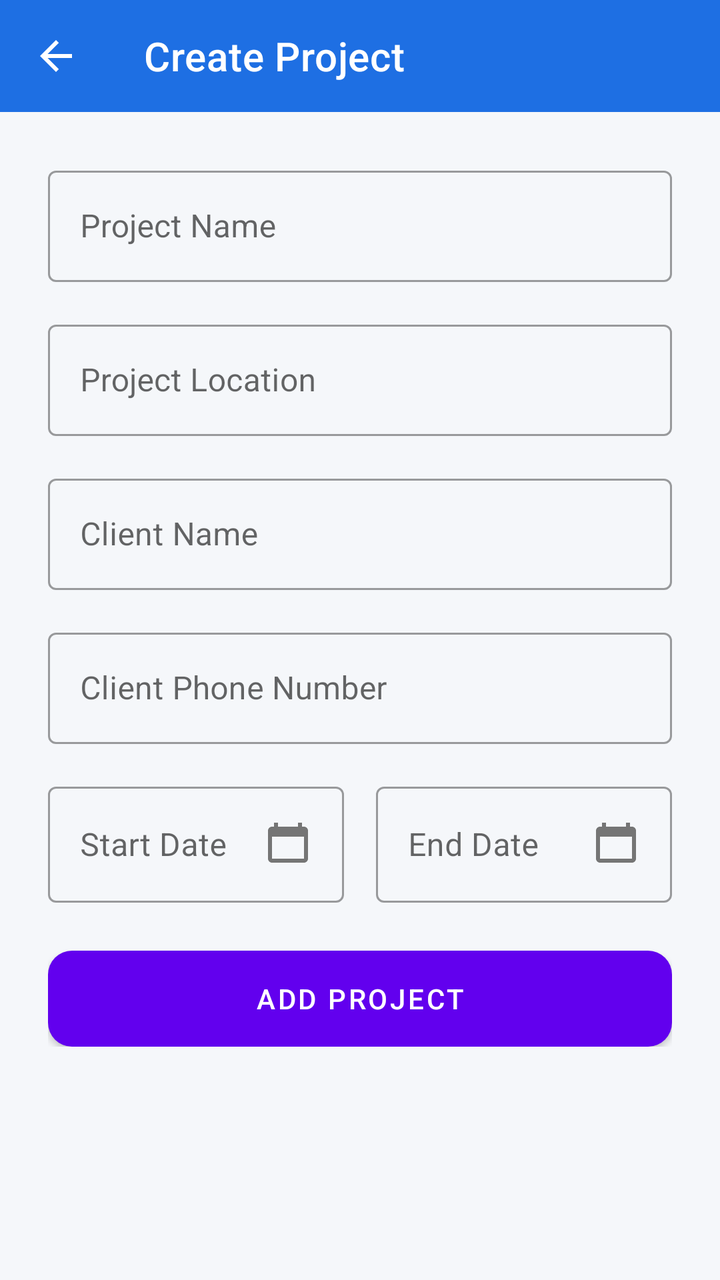
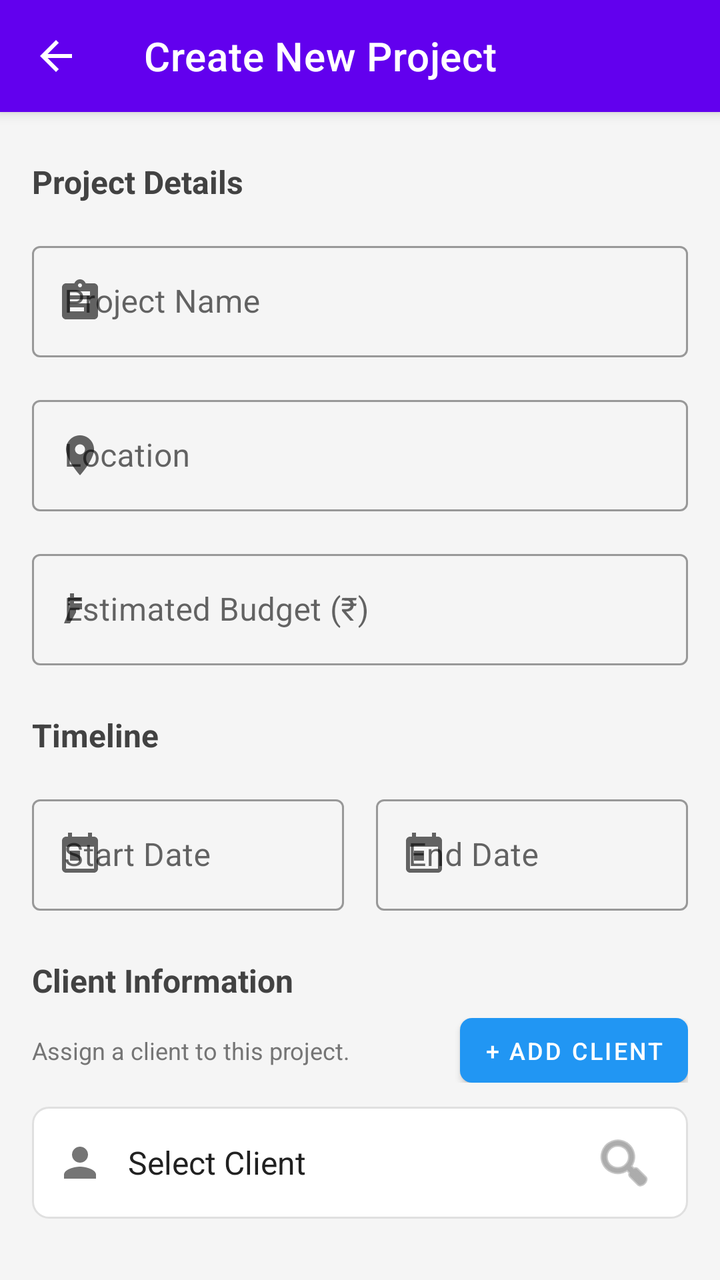

Before-and-after screenshots of an Android layout around one commit, followed by the original layout XML and the change that was made.
<!-- AndroidManifest.xml: application theme Theme.ProBuilder -->
<!-- res/layout/activity_create_project.xml -->
<?xml version="1.0" encoding="utf-8"?>
<RelativeLayout xmlns:android="http://schemas.android.com/apk/res/android"
    xmlns:app="http://schemas.android.com/apk/res-auto"
    android:layout_width="match_parent"
    android:layout_height="match_parent"
    android:background="#F5F7FA">

    <com.google.android.material.appbar.AppBarLayout
        android:id="@+id/appBarLayout"
        android:layout_width="match_parent"
        android:layout_height="wrap_content">

        <androidx.appcompat.widget.Toolbar
            android:id="@+id/toolbar"
            android:layout_width="match_parent"
            android:layout_height="?attr/actionBarSize"
            android:background="#1E6FE3"
            app:navigationIcon="@drawable/ic_arrow_back"
            app:title="Create Project"
            app:titleTextColor="@android:color/white" />

    </com.google.android.material.appbar.AppBarLayout>

    <ScrollView
        android:layout_width="match_parent"
        android:layout_height="wrap_content"
        android:layout_below="@id/appBarLayout">

        <LinearLayout
            android:layout_width="match_parent"
            android:layout_height="wrap_content"
            android:orientation="vertical"
            android:padding="24dp">

            <com.google.android.material.textfield.TextInputLayout
                style="@style/Widget.MaterialComponents.TextInputLayout.OutlinedBox"
                android:layout_width="match_parent"
                android:layout_height="wrap_content"
                android:layout_marginBottom="16dp"
                android:hint="Project Name">

                <com.google.android.material.textfield.TextInputEditText
                    android:id="@+id/etProjectName"
                    android:layout_width="match_parent"
                    android:layout_height="wrap_content" />

            </com.google.android.material.textfield.TextInputLayout>

            <com.google.android.material.textfield.TextInputLayout
                style="@style/Widget.MaterialComponents.TextInputLayout.OutlinedBox"
                android:layout_width="match_parent"
                android:layout_height="wrap_content"
                android:layout_marginBottom="16dp"
                android:hint="Project Location">

                <com.google.android.material.textfield.TextInputEditText
                    android:id="@+id/etProjectLocation"
                    android:layout_width="match_parent"
                    android:layout_height="wrap_content" />

            </com.google.android.material.textfield.TextInputLayout>

            <com.google.android.material.textfield.TextInputLayout
                style="@style/Widget.MaterialComponents.TextInputLayout.OutlinedBox"
                android:layout_width="match_parent"
                android:layout_height="wrap_content"
                android:layout_marginBottom="16dp"
                android:hint="Client Name">

                <com.google.android.material.textfield.TextInputEditText
                    android:id="@+id/etClientName"
                    android:layout_width="match_parent"
                    android:layout_height="wrap_content" />

            </com.google.android.material.textfield.TextInputLayout>

            <com.google.android.material.textfield.TextInputLayout
                style="@style/Widget.MaterialComponents.TextInputLayout.OutlinedBox"
                android:layout_width="match_parent"
                android:layout_height="wrap_content"
                android:layout_marginBottom="16dp"
                android:hint="Client Phone Number">

                <com.google.android.material.textfield.TextInputEditText
                    android:id="@+id/etClientPhone"
                    android:layout_width="match_parent"
                    android:layout_height="wrap_content" 
                    android:inputType="phone" />

            </com.google.android.material.textfield.TextInputLayout>

            <LinearLayout
                android:layout_width="match_parent"
                android:layout_height="wrap_content"
                android:orientation="horizontal">

                <com.google.android.material.textfield.TextInputLayout
                    style="@style/Widget.MaterialComponents.TextInputLayout.OutlinedBox"
                    android:layout_width="0dp"
                    android:layout_height="wrap_content"
                    android:layout_weight="1"
                    android:layout_marginEnd="8dp"
                    android:hint="Start Date">

                    <com.google.android.material.textfield.TextInputEditText
                        android:id="@+id/etStartDate"
                        android:layout_width="match_parent"
                        android:layout_height="wrap_content"
                        android:focusable="false"
                        android:drawableEnd="@drawable/ic_calendar" />

                </com.google.android.material.textfield.TextInputLayout>

                <com.google.android.material.textfield.TextInputLayout
                    style="@style/Widget.MaterialComponents.TextInputLayout.OutlinedBox"
                    android:layout_width="0dp"
                    android:layout_height="wrap_content"
                    android:layout_weight="1"
                    android:layout_marginStart="8dp"
                    android:hint="End Date">

                    <com.google.android.material.textfield.TextInputEditText
                        android:id="@+id/etEndDate"
                        android:layout_width="match_parent"
                        android:layout_height="wrap_content"
                        android:focusable="false"
                        android:drawableEnd="@drawable/ic_calendar" />

                </com.google.android.material.textfield.TextInputLayout>

            </LinearLayout>

            <Button
                android:id="@+id/btnAddProject"
                android:layout_width="match_parent"
                android:layout_height="wrap_content"
                android:layout_marginTop="24dp"
                android:background="@drawable/gradient_button_background"
                android:text="Add Project"
                android:textColor="@android:color/white" />

        </LinearLayout>
    </ScrollView>

</RelativeLayout>
<!-- resources referenced by this layout -->
<resources>
  <!-- drawable gradient_button_background (drawable) -->
  <?xml version="1.0" encoding="utf-8"?>
  <shape xmlns:android="http://schemas.android.com/apk/res/android"
      android:shape="rectangle">
      <gradient
          android:angle="0"
          android:startColor="#3A7BD5"
          android:endColor="#00D2FF"
          android:type="linear" />
      <corners android:radius="12dp" />
  </shape>
  <!-- drawable ic_arrow_back (drawable) -->
  <?xml version="1.0" encoding="utf-8"?>
  <vector xmlns:android="http://schemas.android.com/apk/res/android"
      android:width="24dp"
      android:height="24dp"
      android:viewportWidth="24"
      android:viewportHeight="24">
      <path
          android:fillColor="#FFFFFF"
          android:pathData="M20,11H7.83l5.59,-5.59L12,4l-8,8l8,8l1.41,-1.41L7.83,13H20v-2z" />
  </vector>
  <!-- drawable ic_calendar (drawable) -->
  <vector xmlns:android="http://schemas.android.com/apk/res/android" android:height="24dp" android:tint="#757575" android:viewportHeight="24" android:viewportWidth="24" android:width="24dp">
      <path android:fillColor="@android:color/white" android:pathData="M20,3h-1V1h-2v2H7V1H5v2H4C2.9,3 2,3.9 2,5v14c0,1.1 0.9,2 2,2h16c1.1,0 2,-0.9 2,-2V5C22,3.9 21.1,3 20,3zM20,19H4V8h16V19z"/>
  </vector>
  <style name="Theme.ProBuilder" parent="Theme.MaterialComponents.Light.NoActionBar">
          
          <item name="colorPrimary">@color/colorPrimary</item>
          <item name="colorPrimaryVariant">@color/colorPrimaryDark</item>
          <item name="colorOnPrimary">@color/white</item>
          
          <item name="colorSecondary">@color/colorAccent</item>
          <item name="colorSecondaryVariant">@color/colorAccent</item>
          <item name="colorOnSecondary">@color/white</item>
          
          <item name="android:statusBarColor">?attr/colorPrimaryVariant</item>
      </style>
  <!-- unchanged entries left out for length: 4 -->
</resources>

<!-- the commit's change to res/layout/activity_create_project.xml (unified diff, before → after) -->
@@ -1,49 +1,63 @@
 <?xml version="1.0" encoding="utf-8"?>
-<RelativeLayout xmlns:android="http://schemas.android.com/apk/res/android"
+<androidx.coordinatorlayout.widget.CoordinatorLayout xmlns:android="http://schemas.android.com/apk/res/android"
     xmlns:app="http://schemas.android.com/apk/res-auto"
+    xmlns:tools="http://schemas.android.com/tools"
     android:layout_width="match_parent"
     android:layout_height="match_parent"
-    android:background="#F5F7FA">
+    android:background="#F5F5F5"
+    tools:context=".CreateProjectActivity">
 
     <com.google.android.material.appbar.AppBarLayout
-        android:id="@+id/appBarLayout"
         android:layout_width="match_parent"
-        android:layout_height="wrap_content">
+        android:layout_height="wrap_content"
+        android:background="?attr/colorPrimary">
 
         <androidx.appcompat.widget.Toolbar
             android:id="@+id/toolbar"
             android:layout_width="match_parent"
             android:layout_height="?attr/actionBarSize"
-            android:background="#1E6FE3"
             app:navigationIcon="@drawable/ic_arrow_back"
-            app:title="Create Project"
-            app:titleTextColor="@android:color/white" />
-
+            app:title="Create New Project"
+            app:titleTextColor="@android:color/white"
+            android:theme="@style/ThemeOverlay.AppCompat.Dark.ActionBar"
+            app:popupTheme="@style/ThemeOverlay.AppCompat.Light"/>
     </com.google.android.material.appbar.AppBarLayout>
 
-    <ScrollView
+    <androidx.core.widget.NestedScrollView
         android:layout_width="match_parent"
-        android:layout_height="wrap_content"
-        android:layout_below="@id/appBarLayout">
+        android:layout_height="match_parent"
+        app:layout_behavior="@string/appbar_scrolling_view_behavior">
 
         <LinearLayout
             android:layout_width="match_parent"
             android:layout_height="wrap_content"
             android:orientation="vertical"
-            android:padding="24dp">
+            android:padding="16dp">
+
+            
+            <TextView
+                android:layout_width="wrap_content"
+                android:layout_height="wrap_content"
+                android:text="Project Details"
+                android:textSize="16sp"
+                android:textStyle="bold"
+                android:textColor="#424242"
+                android:layout_marginBottom="16dp"
+                android:layout_marginTop="8dp"/>
 
             <com.google.android.material.textfield.TextInputLayout
                 style="@style/Widget.MaterialComponents.TextInputLayout.OutlinedBox"
                 android:layout_width="match_parent"
                 android:layout_height="wrap_content"
                 android:layout_marginBottom="16dp"
-                android:hint="Project Name">
+                android:hint="Project Name"
+                app:startIconDrawable="@drawable/ic_assignment">
 
                 <com.google.android.material.textfield.TextInputEditText
                     android:id="@+id/etProjectName"
                     android:layout_width="match_parent"
-                    android:layout_height="wrap_content" />
-
+                    android:layout_height="wrap_content"
+                    android:inputType="textCapWords" />
             </com.google.android.material.textfield.TextInputLayout>
 
             <com.google.android.material.textfield.TextInputLayout
@@ -51,48 +65,47 @@
                 android:layout_width="match_parent"
                 android:layout_height="wrap_content"
                 android:layout_marginBottom="16dp"
-                android:hint="Project Location">
+                android:hint="Location"
+                app:startIconDrawable="@drawable/ic_location">
 
                 <com.google.android.material.textfield.TextInputEditText
                     android:id="@+id/etProjectLocation"
                     android:layout_width="match_parent"
-                    android:layout_height="wrap_content" />
-
+                    android:layout_height="wrap_content"
+                    android:inputType="textPostalAddress" />
             </com.google.android.material.textfield.TextInputLayout>
 
-            <com.google.android.material.textfield.TextInputLayout
+             <com.google.android.material.textfield.TextInputLayout
                 style="@style/Widget.MaterialComponents.TextInputLayout.OutlinedBox"
                 android:layout_width="match_parent"
                 android:layout_height="wrap_content"
-                android:layout_marginBottom="16dp"
-                android:hint="Client Name">
+                android:layout_marginBottom="24dp"
+                android:hint="Estimated Budget (₹)"
+                app:startIconDrawable="@drawable/ic_rupee">
 
                 <com.google.android.material.textfield.TextInputEditText
-                    android:id="@+id/etClientName"
-                    android:layout_width="match_parent"
-                    android:layout_height="wrap_content" />
-
+                    android:id="@+id/etBudget"
+                    android:layout_width="match_parent"
+                    android:layout_height="wrap_content"
+                    android:inputType="numberDecimal" />
             </com.google.android.material.textfield.TextInputLayout>
 
-            <com.google.android.material.textfield.TextInputLayout
-                style="@style/Widget.MaterialComponents.TextInputLayout.OutlinedBox"
-                android:layout_width="match_parent"
-                android:layout_height="wrap_content"
-                android:layout_marginBottom="16dp"
-                android:hint="Client Phone Number">
-
-                <com.google.android.material.textfield.TextInputEditText
-                    android:id="@+id/etClientPhone"
-                    android:layout_width="match_parent"
-                    android:layout_height="wrap_content" 
-                    android:inputType="phone" />
-
-            </com.google.android.material.textfield.TextInputLayout>
+            
+            <TextView
+                android:layout_width="wrap_content"
+                android:layout_height="wrap_content"
+                android:text="Timeline"
+                android:textSize="16sp"
+                android:textStyle="bold"
+                android:textColor="#424242"
+                android:layout_marginBottom="16dp"/>
 
             <LinearLayout
                 android:layout_width="match_parent"
                 android:layout_height="wrap_content"
-                android:orientation="horizontal">
+                android:orientation="horizontal"
+                android:baselineAligned="false"
+                android:layout_marginBottom="24dp">
 
                 <com.google.android.material.textfield.TextInputLayout
                     style="@style/Widget.MaterialComponents.TextInputLayout.OutlinedBox"
@@ -100,15 +113,15 @@
                     android:layout_height="wrap_content"
                     android:layout_weight="1"
                     android:layout_marginEnd="8dp"
-                    android:hint="Start Date">
+                    android:hint="Start Date"
+                    app:startIconDrawable="@drawable/ic_calendar">
 
                     <com.google.android.material.textfield.TextInputEditText
                         android:id="@+id/etStartDate"
                         android:layout_width="match_parent"
                         android:layout_height="wrap_content"
                         android:focusable="false"
-                        android:drawableEnd="@drawable/ic_calendar" />
-
+                        android:inputType="none" />
                 </com.google.android.material.textfield.TextInputLayout>
 
                 <com.google.android.material.textfield.TextInputLayout
@@ -117,29 +130,124 @@
                     android:layout_height="wrap_content"
                     android:layout_weight="1"
                     android:layout_marginStart="8dp"
-                    android:hint="End Date">
+                    android:hint="End Date"
+                    app:startIconDrawable="@drawable/ic_calendar">
 
                     <com.google.android.material.textfield.TextInputEditText
                         android:id="@+id/etEndDate"
                         android:layout_width="match_parent"
                         android:layout_height="wrap_content"
                         android:focusable="false"
-                        android:drawableEnd="@drawable/ic_calendar" />
-
+                        android:inputType="none" />
                 </com.google.android.material.textfield.TextInputLayout>
-
             </LinearLayout>
 
-            <Button
-                android:id="@+id/btnAddProject"
-                android:layout_width="match_parent"
-                android:layout_height="wrap_content"
-                android:layout_marginTop="24dp"
-                android:background="@drawable/gradient_button_background"
-                android:text="Add Project"
-                android:textColor="@android:color/white" />
+            
+            <TextView
+                android:layout_width="wrap_content"
+                android:layout_height="wrap_content"
+                android:text="Client Information"
+                android:textSize="16sp"
+                android:textStyle="bold"
+                android:textColor="#424242"
+                android:layout_marginBottom="8dp"/>
+
+            <LinearLayout
+                android:layout_width="match_parent"
+                android:layout_height="wrap_content"
+                android:orientation="horizontal"
+                android:gravity="center_vertical"
+                android:layout_marginBottom="12dp">
+
+                <TextView
+                    android:layout_width="0dp"
+                    android:layout_height="wrap_content"
+                    android:layout_weight="1"
+                    android:text="Assign a client to this project."
+                    android:textSize="12sp"
+                    android:textColor="#757575" />
+
+                <com.google.android.material.button.MaterialButton
+                    android:id="@+id/btnAddNewClient"
+                    android:layout_width="wrap_content"
+                    android:layout_height="wrap_content"
+                    android:insetTop="0dp"
+                    android:insetBottom="0dp"
+                    android:paddingTop="8dp"
+                    android:paddingBottom="8dp"
+                    android:paddingStart="12dp"
+                    android:paddingEnd="12dp"
+                    android:minHeight="0dp"
+                    android:text="+ Add Client"
+                    android:textSize="12sp"
+                    app:cornerRadius="6dp"
+                    app:backgroundTint="#2196F3"
+                    android:textColor="@android:color/white"
+                    style="@style/Widget.MaterialComponents.Button"/>
+            </LinearLayout>
+
+            <FrameLayout
+                android:id="@+id/flClientSelector"
+                android:layout_width="match_parent"
+                android:layout_height="56dp"
+                android:background="@drawable/edit_text_background"
+                android:layout_marginBottom="32dp"
+                android:clickable="true"
+                android:focusable="true">
+
+                 <ImageView
+                    android:layout_width="24dp"
+                    android:layout_height="24dp"
+                    android:src="@drawable/ic_person"
+                    android:layout_gravity="center_vertical|start"
+                    android:layout_marginStart="12dp"
+                    app:tint="#757575"/>
+
+                <TextView
+                    android:id="@+id/tvSelectedClient"
+                    android:layout_width="match_parent"
+                    android:layout_height="match_parent"
+                    android:background="@null"
+                    android:gravity="center_vertical"
+                    android:text="Select Client"
+                    android:textSize="16sp"
+                    android:textColor="#212121"
+                    android:paddingStart="48dp"    
+                    android:paddingEnd="12dp"/>
+                    
+                <ImageView
+                    android:layout_width="wrap_content"
+                    android:layout_height="wrap_content"
+                    android:src="@android:drawable/ic_menu_search"
+                    android:layout_gravity="end|center_vertical"
+                    android:layout_marginEnd="16dp"
+                    app:tint="#757575" />
+            </FrameLayout>
+
+            <LinearLayout
+                android:layout_width="match_parent"
+                android:layout_height="wrap_content"
+                android:orientation="horizontal"
+                android:layout_marginTop="8dp">
+
+                <com.google.android.material.button.MaterialButton
+                    android:id="@+id/btnCancel"
+                    android:layout_width="0dp"
+                    android:layout_height="60dp"
+                    android:layout_weight="1"
+                    android:text="CANCEL"
+                    style="@style/Widget.MaterialComponents.Button.OutlinedButton"
+                    android:layout_marginEnd="8dp"/>
+
+                <com.google.android.material.button.MaterialButton
+                    android:id="@+id/btnAddProject"
+                    android:layout_width="0dp"
+                    android:layout_height="60dp"
+                    android:layout_weight="1"
+                    android:text="CREATE"
+                    android:layout_marginStart="8dp"/>
+            </LinearLayout>
 
         </LinearLayout>
-    </ScrollView>
-
-</RelativeLayout>
+    </androidx.core.widget.NestedScrollView>
+</androidx.coordinatorlayout.widget.CoordinatorLayout>
<!-- resource entries referenced after the edit -->
@@ -1,30 +1,76 @@
 <!-- resources referenced by this layout -->
 <resources>
-  <!-- drawable gradient_button_background (drawable) -->
+  <!-- drawable edit_text_background (drawable) -->
   <?xml version="1.0" encoding="utf-8"?>
   <shape xmlns:android="http://schemas.android.com/apk/res/android"
       android:shape="rectangle">
-      <gradient
-          android:angle="0"
-          android:startColor="#3A7BD5"
-          android:endColor="#00D2FF"
-          android:type="linear" />
-      <corners android:radius="12dp" />
+      <solid android:color="#FFFFFF" />
+      <corners android:radius="8dp" />
+      <stroke
+          android:width="1dp"
+          android:color="#E0E0E0" />
   </shape>
   <!-- drawable ic_arrow_back (drawable) -->
-  <?xml version="1.0" encoding="utf-8"?>
+  <vector xmlns:android="http://schemas.android.com/apk/res/android"
+      android:width="24dp"
+      android:height="24dp"
+      android:viewportWidth="24"
+      android:viewportHeight="24"
+      android:autoMirrored="true">
+      <path
+          android:fillColor="#FFFFFFFF"
+          android:pathData="M20,11H7.83l5.59,-5.59L12,4l-8,8 8,8 1.41,-1.41L7.83,13H20v-2z"/>
+  </vector>
+  <!-- drawable ic_assignment (drawable) -->
+  <vector xmlns:android="http://schemas.android.com/apk/res/android"
+      android:width="24dp"
+      android:height="24dp"
+      android:viewportWidth="24"
+      android:viewportHeight="24"
+      android:tint="#FFFFFF">
+    <path
+        android:fillColor="@android:color/white"
+        android:pathData="M19,3h-4.18C14.4,1.84 13.3,1 12,1c-1.3,0 -2.4,0.84 -2.82,2H5c-1.1,0 -2,0.9 -2,2v14c0,1.1 0.9,2 2,2h14c1.1,0 2,-0.9 2,-2V5c0,-1.1 -0.9,-2 -2,-2zM12,3c0.55,0 1,0.45 1,1s-0.45,1 -1,1 -1,-0.45 -1,-1 0.45,-1 1,-1zM14,17H7v-2h7v2zM17,13H7v-2h10v2zM17,9H7V7h10v2z"/>
+  </vector>
+  <!-- drawable ic_calendar (drawable) -->
   <vector xmlns:android="http://schemas.android.com/apk/res/android"
       android:width="24dp"
       android:height="24dp"
       android:viewportWidth="24"
       android:viewportHeight="24">
       <path
-          android:fillColor="#FFFFFF"
-          android:pathData="M20,11H7.83l5.59,-5.59L12,4l-8,8l8,8l1.41,-1.41L7.83,13H20v-2z" />
+          android:fillColor="#FF000000"
+          android:pathData="M19,3h-1V1h-2v2H8V1H6v2H5c-1.11,0 -1.99,0.9 -1.99,2L3,19c0,1.1 0.89,2 2,2h14c1.1,0 2,-0.9 2,-2V5c0,-1.1 -0.9,-2 -2,-2zM19,19H5V8h14v11zM7,10h5v5H7z"/>
   </vector>
-  <!-- drawable ic_calendar (drawable) -->
-  <vector xmlns:android="http://schemas.android.com/apk/res/android" android:height="24dp" android:tint="#757575" android:viewportHeight="24" android:viewportWidth="24" android:width="24dp">
-      <path android:fillColor="@android:color/white" android:pathData="M20,3h-1V1h-2v2H7V1H5v2H4C2.9,3 2,3.9 2,5v14c0,1.1 0.9,2 2,2h16c1.1,0 2,-0.9 2,-2V5C22,3.9 21.1,3 20,3zM20,19H4V8h16V19z"/>
+  <!-- drawable ic_location (drawable) -->
+  <vector xmlns:android="http://schemas.android.com/apk/res/android"
+      android:width="24dp"
+      android:height="24dp"
+      android:viewportWidth="24"
+      android:viewportHeight="24">
+      <path
+          android:fillColor="#FF000000"
+          android:pathData="M12,2C8.13,2 5,5.13 5,9c0,5.25 7,13 7,13s7,-7.75 7,-13c0,-3.87 -3.13,-7 -7,-7zM12,11.5c-1.38,0 -2.5,-1.12 -2.5,-2.5s1.12,-2.5 2.5,-2.5 2.5,1.12 2.5,2.5 -1.12,2.5 -2.5,2.5z"/>
+  </vector>
+  <!-- drawable ic_person (drawable) -->
+  <vector xmlns:android="http://schemas.android.com/apk/res/android"
+      android:width="24dp"
+      android:height="24dp"
+      android:viewportWidth="24"
+      android:viewportHeight="24">
+      <path
+          android:fillColor="#FF000000"
+          android:pathData="M12,12c2.21,0 4,-1.79 4,-4s-1.79,-4 -4,-4 -4,1.79 -4,4 1.79,4 4,4zM12,14c-2.67,0 -8,1.34 -8,4v2h16v-2c0,-2.66 -5.33,-4 -8,-4z"/>
+  </vector>
+  <!-- drawable ic_rupee (drawable) -->
+  <vector xmlns:android="http://schemas.android.com/apk/res/android"
+      android:width="24dp"
+      android:height="24dp"
+      android:viewportWidth="24"
+      android:viewportHeight="24">
+      <path
+          android:fillColor="#FF000000"
+          android:pathData="M13,10V9H9V8h4V6H9V4H7v2H6v2h1v1H6v1h1v1.5L4,19h3l3,-5.5V12h3z"/>
   </vector>
   <style name="Theme.ProBuilder" parent="Theme.MaterialComponents.Light.NoActionBar">
           
@@ -37,6 +83,13 @@
           <item name="colorOnSecondary">@color/white</item>
           
           <item name="android:statusBarColor">?attr/colorPrimaryVariant</item>
+          <item name="android:windowAnimationStyle">@style/WindowAnimationTransition</item>
+      </style>
+  <style name="WindowAnimationTransition">
+          <item name="android:activityOpenEnterAnimation">@anim/slide_in_right</item>
+          <item name="android:activityOpenExitAnimation">@anim/slide_out_left</item>
+          <item name="android:activityCloseEnterAnimation">@anim/slide_in_left</item>
+          <item name="android:activityCloseExitAnimation">@anim/slide_out_right</item>
       </style>
   <!-- unchanged entries left out for length: 4 -->
 </resources>
